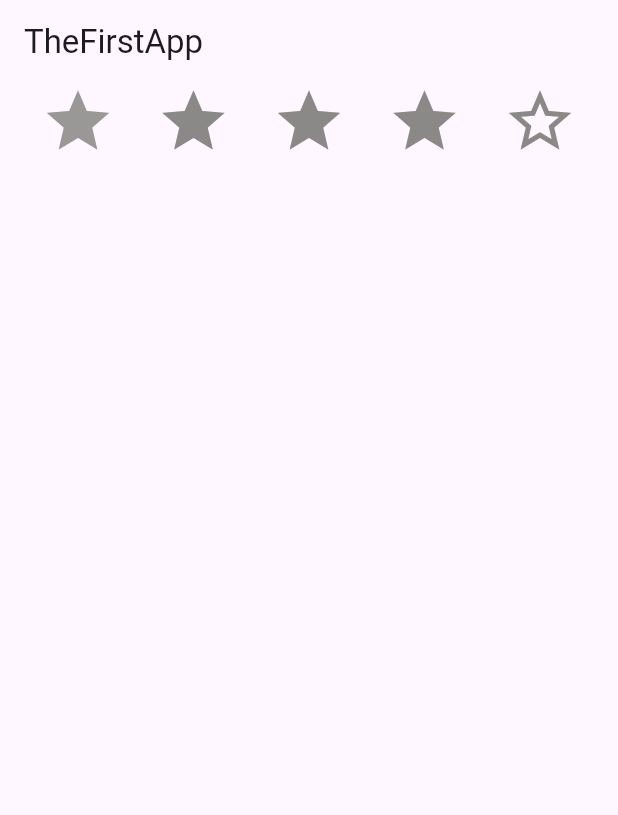
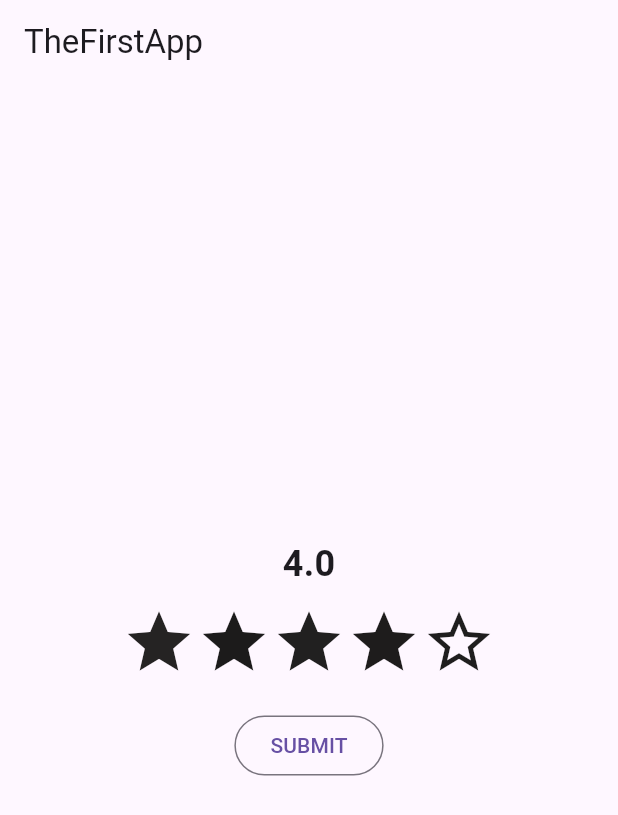
Before and after one commit to muhsina26/lab05, a Flutter app: the screen it shows after launch, on a phone screen of 412 x 824 dp. Shown: the top 815 px of the screen. Run offline on Flutter 3.47's test engine with Material 3 defaults, Android fonts, the phone set to English and light mode, and no system bars.

Commit message:
task01_sELFPRACTICE

```diff
--- a/lib/main.dart
+++ b/lib/main.dart
@@ -9,42 +9,46 @@ class LabClass05 extends StatelessWidget {
 
   @override
   Widget build(BuildContext context) {
-    // TODO: implement build
     return MaterialApp(
       title: "TheFirstApp",
       home: Scaffold(
         appBar: AppBar(
-          title: Text("TheFirstApp"),
+          title: const Text("TheFirstApp"),
         ),
-        body:
+        body: Center(
+          child: Column(
+            mainAxisAlignment: MainAxisAlignment.center,
+            children: [
+              // Rating Value
+              const Text(
+                "4.0",
+                style: TextStyle(fontSize: 24, fontWeight: FontWeight.bold),
+              ),
 
-         Row(mainAxisAlignment:MainAxisAlignment.spaceEvenly, children: [
+              const SizedBox(height: 10),
 
-          Icon(Icons.star,
-          color: const Color.fromARGB(255, 154, 151, 151),
-          size: 50,
+              // Star Rating Row
+              Row(
+                mainAxisAlignment: MainAxisAlignment.center,
+                children: const [
+                  Icon(Icons.star, color: Color.fromARGB(255, 37, 35, 35), size: 50),
+                  Icon(Icons.star, color: Color.fromARGB(255, 28, 27, 27), size: 50),
+                  Icon(Icons.star, color: Color.fromARGB(255, 33, 32, 32), size: 50),
+                  Icon(Icons.star, color: Color.fromARGB(255, 30, 28, 28), size: 50),
+                  Icon(Icons.star_border, color: Color.fromARGB(255, 31, 30, 30), size: 50),
+                ],
+              ),
+
+              const SizedBox(height: 20),
+
+              // Submit Button
+              OutlinedButton(
+                onPressed: () {},
+                child: const Text("SUBMIT"),
+              ),
+            ],
           ),
-          Icon(Icons.star,
-          color: const Color.fromARGB(255, 139, 136, 136),
-          size: 50,
-          ),
-          Icon(Icons.star,
-          color: const Color.fromARGB(255, 139, 136, 136),
-          size: 50,
-          ),
-          Icon(Icons.star,
-          color: const Color.fromARGB(255, 139, 136, 136),
-          size: 50,
-          ),
-          Icon(Icons.star_border,
-          color: const Color.fromARGB(255, 139, 136, 136),
-          size: 50,
-          ),
-
-
-
-        ],)
-
+        ),
       ),
     );
   }
```
